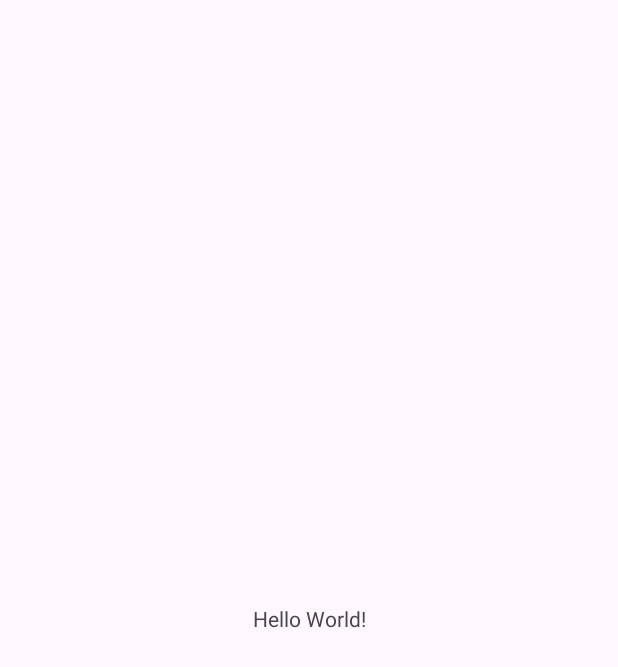
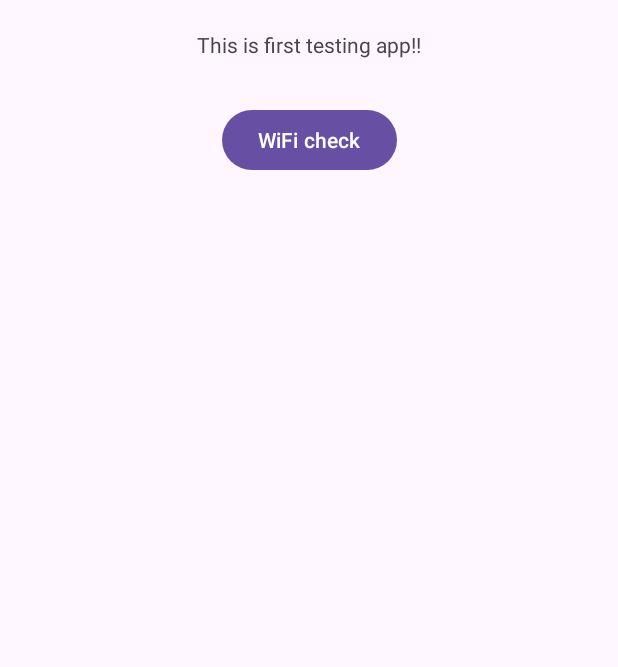
Before and after one commit to HongDay/simple_localization_app, an Android app: the screen it shows after launch (MainActivity), on a phone screen of 412 x 824 dp. Before the commit the part shown is almost empty. Shown: the top 667 px of the screen. Run offline under Robolectric (Android 15) with nearby library versions, the phone set to English and light mode, and no system bars.

Commit message:
Wifi test code1 not completed yet

```diff
--- a/app/build.gradle.kts
+++ b/app/build.gradle.kts
@@ -29,6 +29,11 @@ android {
         sourceCompatibility = JavaVersion.VERSION_11
         targetCompatibility = JavaVersion.VERSION_11
     }
+    buildFeatures {
+        viewBinding = true
+        buildConfig = true
+        dataBinding = true
+    }
 }
 
 dependencies {
--- a/app/src/main/java/com/example/simple_localization_app/MainActivity.java
+++ b/app/src/main/java/com/example/simple_localization_app/MainActivity.java
@@ -1,6 +1,12 @@
 package com.example.simple_localization_app;
 
+import android.content.Context;
+import android.content.IntentFilter;
+import android.net.wifi.WifiManager;
 import android.os.Bundle;
+import android.util.Log;
+import android.view.View;
+import android.widget.Button;
 
 import androidx.activity.EdgeToEdge;
 import androidx.appcompat.app.AppCompatActivity;
@@ -8,17 +14,42 @@ import androidx.core.graphics.Insets;
 import androidx.core.view.ViewCompat;
 import androidx.core.view.WindowInsetsCompat;
 
+import com.example.simple_localization_app.databinding.ActivityMainBinding;
+
 public class MainActivity extends AppCompatActivity {
+
+    private ActivityMainBinding binding;
+    private WifiManager mWifiManager;
+    private IntentFilter mIntentFilter;
+    private static final String TAG = "MainActivity";
 
     @Override
     protected void onCreate(Bundle savedInstanceState) {
         super.onCreate(savedInstanceState);
         EdgeToEdge.enable(this);
+        binding = ActivityMainBinding.inflate(getLayoutInflater());
         setContentView(R.layout.activity_main);
+
+        mWifiManager = (WifiManager) getSystemService(Context.WIFI_SERVICE);
+
+        binding.btWifi.setOnClickListener(new View.OnClickListener() {
+            @Override
+            public void onClick(View v) {
+                boolean scanStarted = mWifiManager.startScan();
+
+                if (!scanStarted) Log.e(TAG, "WiFi scan failed..");
+            }
+        });
+
+        mIntentFilter = new IntentFilter();
+        mIntentFilter.addAction(WifiManager.SCAN_RESULTS_AVAILABLE_ACTION);
+
+
         ViewCompat.setOnApplyWindowInsetsListener(findViewById(R.id.main), (v, insets) -> {
             Insets systemBars = insets.getInsets(WindowInsetsCompat.Type.systemBars());
             v.setPadding(systemBars.left, systemBars.top, systemBars.right, systemBars.bottom);
             return insets;
         });
+
     }
 }
--- a/app/src/main/res/layout/activity_main.xml
+++ b/app/src/main/res/layout/activity_main.xml
@@ -8,12 +8,24 @@
     tools:context=".MainActivity">
 
     <TextView
+        android:id="@+id/tv_hi"
         android:layout_width="wrap_content"
         android:layout_height="wrap_content"
-        android:text="Hello World!"
-        app:layout_constraintBottom_toBottomOf="parent"
+        android:text="@string/first_hi"
+        android:layout_marginTop="20dp"
         app:layout_constraintEnd_toEndOf="parent"
         app:layout_constraintStart_toStartOf="parent"
         app:layout_constraintTop_toTopOf="parent" />
 
+    <Button
+        android:id="@+id/bt_wifi"
+        android:layout_width="wrap_content"
+        android:layout_height="wrap_content"
+        android:text="WiFi check"
+        android:layout_marginTop="30dp"
+        app:layout_constraintTop_toBottomOf="@id/tv_hi"
+        app:layout_constraintStart_toStartOf="parent"
+        app:layout_constraintEnd_toEndOf="parent"/>
+
+
 </androidx.constraintlayout.widget.ConstraintLayout>
--- a/app/src/main/res/values/strings.xml
+++ b/app/src/main/res/values/strings.xml
@@ -1,3 +1,4 @@
 <resources>
     <string name="app_name">simple_localization_app</string>
+    <string name="first_hi">This is first testing app!!</string>
 </resources>
```
